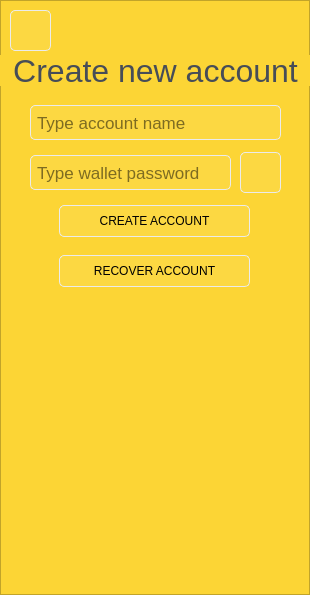
Above: page/accountManagement/pagenewaccount.ui from LYRA-Block-Lattice/LyraWalletManager before the change. Below: the same form after it.
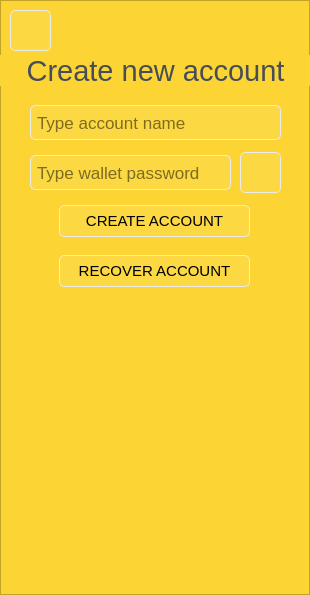
That is the form after the change. Icons and pictures are not drawn.

```diff
--- a/page/accountManagement/pagenewaccount.ui
+++ b/page/accountManagement/pagenewaccount.ui
@@ -223,7 +223,7 @@
     </property>
     <property name="font">
      <font>
-      <pointsize>24</pointsize>
+      <pointsize>22</pointsize>
      </font>
     </property>
     <property name="styleSheet">
@@ -248,6 +248,11 @@
       <height>32</height>
      </rect>
     </property>
+    <property name="font">
+     <font>
+      <pointsize>11</pointsize>
+     </font>
+    </property>
     <property name="tabletTracking">
      <bool>true</bool>
     </property>
@@ -284,6 +289,11 @@
       <height>32</height>
      </rect>
     </property>
+    <property name="font">
+     <font>
+      <pointsize>11</pointsize>
+     </font>
+    </property>
     <property name="tabletTracking">
      <bool>true</bool>
     </property>
```
Left out of the diff: 8 changed lines with no effect on the pictures.
